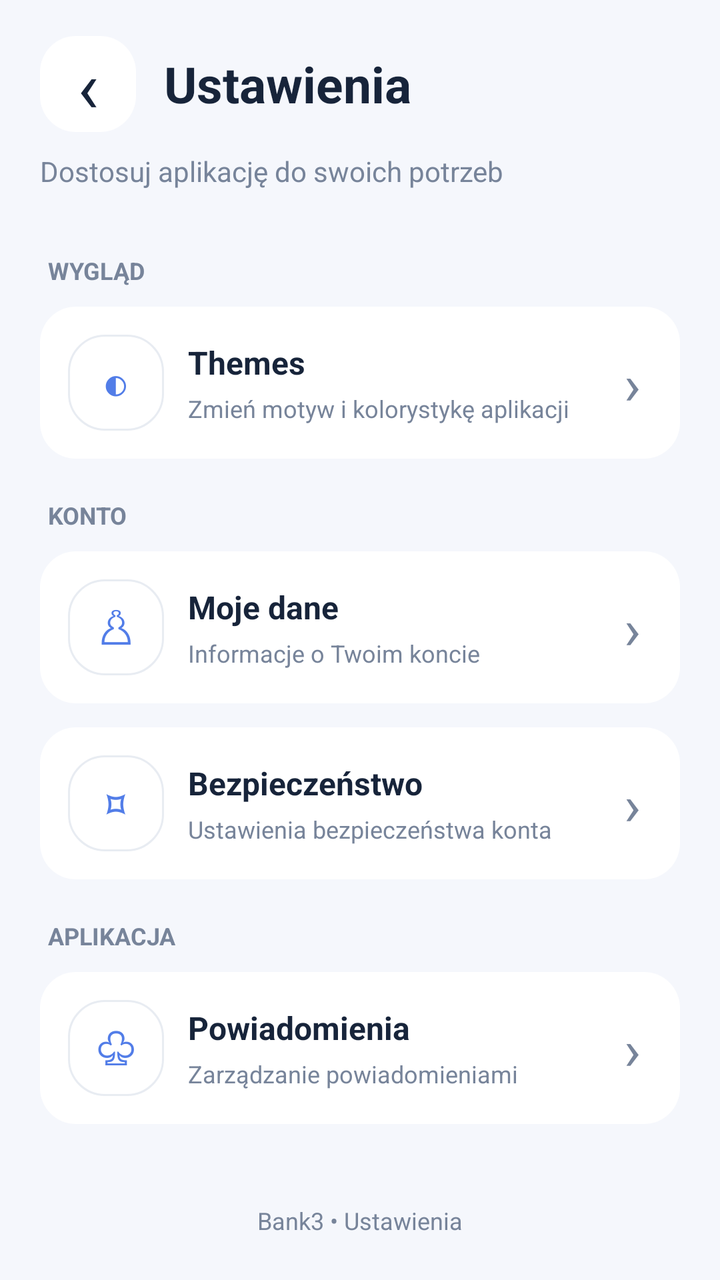
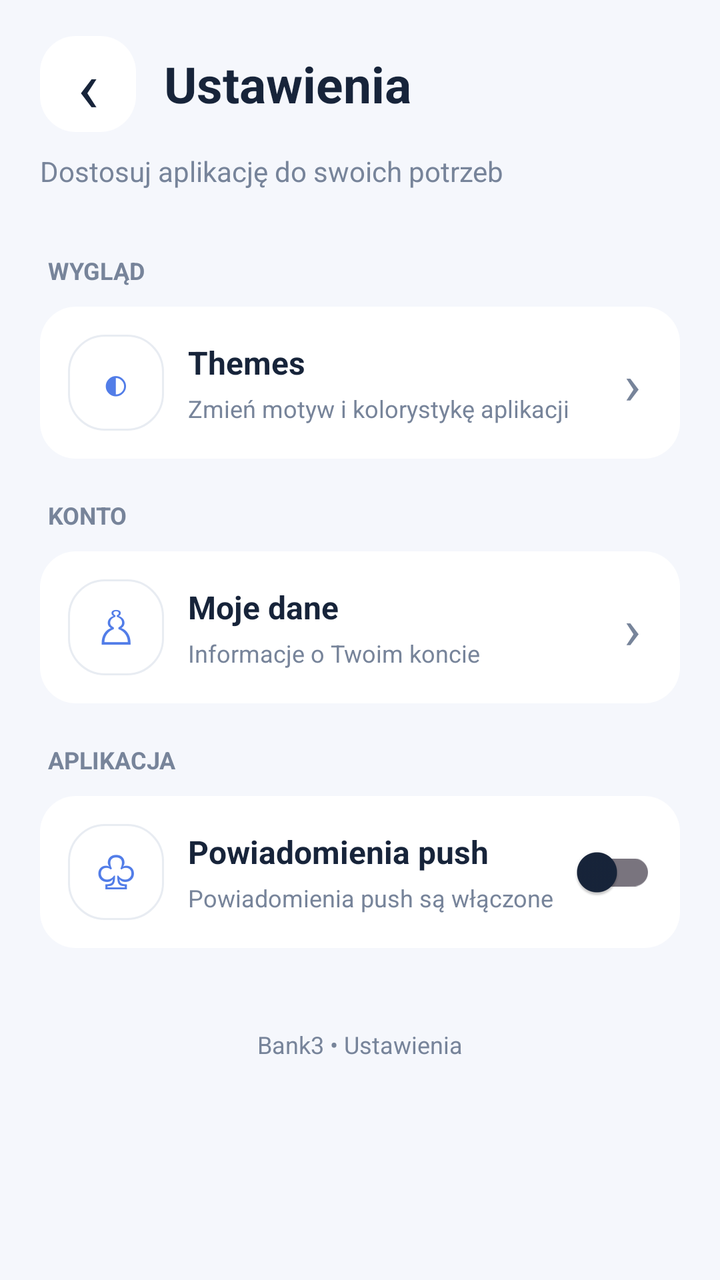

Screens rendered from an Android XML layout before and after an edit, with the pre-edit source and the edit as a unified diff.
<!-- AndroidManifest.xml: application theme Theme.Bank3 -->
<!-- res/layout/activity_settings.xml -->
<?xml version="1.0" encoding="utf-8"?>
<ScrollView xmlns:android="http://schemas.android.com/apk/res/android"
    android:id="@+id/settingsScroll"
    android:layout_width="match_parent"
    android:layout_height="match_parent"
    android:background="@color/theme_background"
    android:clipToPadding="false"
    android:fillViewport="true"
    android:paddingStart="20dp"
    android:paddingTop="18dp"
    android:paddingEnd="20dp"
    android:paddingBottom="20dp"
    android:scrollbars="none">

    <LinearLayout
        android:id="@+id/settingsRoot"
        android:layout_width="match_parent"
        android:layout_height="wrap_content"
        android:orientation="vertical">

        <LinearLayout
            android:layout_width="match_parent"
            android:layout_height="wrap_content"
            android:gravity="center_vertical"
            android:orientation="horizontal">

            <TextView
                android:id="@+id/btnBackSettings"
                android:layout_width="48dp"
                android:layout_height="48dp"
                android:background="@drawable/bg_nav_inactive"
                android:contentDescription="Wróć"
                android:gravity="center"
                android:text="‹"
                android:textColor="@color/theme_text"
                android:textSize="36sp" />

            <TextView
                android:id="@+id/txtSettingsTitle"
                android:layout_width="0dp"
                android:layout_height="wrap_content"
                android:layout_marginStart="14dp"
                android:layout_weight="1"
                android:text="Ustawienia"
                android:textColor="@color/theme_text"
                android:textSize="25sp"
                android:textStyle="bold" />
        </LinearLayout>

        <TextView
            android:id="@+id/txtSettingsSubtitle"
            android:layout_width="match_parent"
            android:layout_height="wrap_content"
            android:paddingTop="10dp"
            android:paddingBottom="24dp"
            android:text="Dostosuj aplikację do swoich potrzeb"
            android:textColor="@color/theme_text_secondary"
            android:textSize="14sp" />

        <TextView
            android:id="@+id/sectionAppearance"
            android:layout_width="match_parent"
            android:layout_height="wrap_content"
            android:paddingStart="4dp"
            android:paddingTop="8dp"
            android:paddingBottom="10dp"
            android:text="WYGLĄD"
            android:textColor="@color/theme_text_secondary"
            android:textSize="12sp"
            android:textStyle="bold" />

        <LinearLayout
            android:id="@+id/settingThemes"
            android:layout_width="match_parent"
            android:layout_height="wrap_content"
            android:layout_marginBottom="12dp"
            android:background="@drawable/bg_nav_inactive"
            android:clickable="true"
            android:focusable="true"
            android:gravity="center_vertical"
            android:orientation="horizontal"
            android:paddingStart="14dp"
            android:paddingTop="14dp"
            android:paddingEnd="12dp"
            android:paddingBottom="14dp">

            <TextView
                android:id="@+id/iconThemes"
                android:layout_width="48dp"
                android:layout_height="48dp"
                android:background="@drawable/bg_quick_action"
                android:gravity="center"
                android:text="◐"
                android:textColor="@color/theme_accent"
                android:textSize="23sp" />

            <LinearLayout
                android:layout_width="0dp"
                android:layout_height="wrap_content"
                android:layout_marginStart="12dp"
                android:layout_weight="1"
                android:orientation="vertical">

                <TextView
                    android:id="@+id/titleThemes"
                    android:layout_width="match_parent"
                    android:layout_height="wrap_content"
                    android:text="Themes"
                    android:textColor="@color/theme_text"
                    android:textSize="16sp"
                    android:textStyle="bold" />

                <TextView
                    android:id="@+id/descriptionThemes"
                    android:layout_width="match_parent"
                    android:layout_height="wrap_content"
                    android:paddingTop="4dp"
                    android:text="Zmień motyw i kolorystykę aplikacji"
                    android:textColor="@color/theme_text_secondary"
                    android:textSize="12sp" />
            </LinearLayout>

            <TextView
                android:layout_width="24dp"
                android:layout_height="wrap_content"
                android:gravity="center"
                android:text="›"
                android:textColor="@color/theme_text_secondary"
                android:textSize="28sp" />
        </LinearLayout>

        <TextView
            android:id="@+id/sectionAccount"
            android:layout_width="match_parent"
            android:layout_height="wrap_content"
            android:paddingStart="4dp"
            android:paddingTop="8dp"
            android:paddingBottom="10dp"
            android:text="KONTO"
            android:textColor="@color/theme_text_secondary"
            android:textSize="12sp"
            android:textStyle="bold" />

        <LinearLayout
            android:id="@+id/settingProfile"
            android:layout_width="match_parent"
            android:layout_height="wrap_content"
            android:layout_marginBottom="12dp"
            android:background="@drawable/bg_nav_inactive"
            android:clickable="true"
            android:focusable="true"
            android:gravity="center_vertical"
            android:orientation="horizontal"
            android:paddingStart="14dp"
            android:paddingTop="14dp"
            android:paddingEnd="12dp"
            android:paddingBottom="14dp">

            <TextView
                android:id="@+id/iconProfile"
                android:layout_width="48dp"
                android:layout_height="48dp"
                android:background="@drawable/bg_quick_action"
                android:gravity="center"
                android:text="♙"
                android:textColor="@color/theme_accent"
                android:textSize="23sp" />

            <LinearLayout
                android:layout_width="0dp"
                android:layout_height="wrap_content"
                android:layout_marginStart="12dp"
                android:layout_weight="1"
                android:orientation="vertical">

                <TextView
                    android:id="@+id/titleProfile"
                    android:layout_width="match_parent"
                    android:layout_height="wrap_content"
                    android:text="Moje dane"
                    android:textColor="@color/theme_text"
                    android:textSize="16sp"
                    android:textStyle="bold" />

                <TextView
                    android:id="@+id/descriptionProfile"
                    android:layout_width="match_parent"
                    android:layout_height="wrap_content"
                    android:paddingTop="4dp"
                    android:text="Informacje o Twoim koncie"
                    android:textColor="@color/theme_text_secondary"
                    android:textSize="12sp" />
            </LinearLayout>

            <TextView
                android:layout_width="24dp"
                android:layout_height="wrap_content"
                android:gravity="center"
                android:text="›"
                android:textColor="@color/theme_text_secondary"
                android:textSize="28sp" />
        </LinearLayout>

        <LinearLayout
            android:id="@+id/settingSecurity"
            android:layout_width="match_parent"
            android:layout_height="wrap_content"
            android:layout_marginBottom="12dp"
            android:background="@drawable/bg_nav_inactive"
            android:clickable="true"
            android:focusable="true"
            android:gravity="center_vertical"
            android:orientation="horizontal"
            android:paddingStart="14dp"
            android:paddingTop="14dp"
            android:paddingEnd="12dp"
            android:paddingBottom="14dp">

            <TextView
                android:id="@+id/iconSecurity"
                android:layout_width="48dp"
                android:layout_height="48dp"
                android:background="@drawable/bg_quick_action"
                android:gravity="center"
                android:text="⌑"
                android:textColor="@color/theme_accent"
                android:textSize="23sp" />

            <LinearLayout
                android:layout_width="0dp"
                android:layout_height="wrap_content"
                android:layout_marginStart="12dp"
                android:layout_weight="1"
                android:orientation="vertical">

                <TextView
                    android:id="@+id/titleSecurity"
                    android:layout_width="match_parent"
                    android:layout_height="wrap_content"
                    android:text="Bezpieczeństwo"
                    android:textColor="@color/theme_text"
                    android:textSize="16sp"
                    android:textStyle="bold" />

                <TextView
                    android:id="@+id/descriptionSecurity"
                    android:layout_width="match_parent"
                    android:layout_height="wrap_content"
                    android:paddingTop="4dp"
                    android:text="Ustawienia bezpieczeństwa konta"
                    android:textColor="@color/theme_text_secondary"
                    android:textSize="12sp" />
            </LinearLayout>

            <TextView
                android:layout_width="24dp"
                android:layout_height="wrap_content"
                android:gravity="center"
                android:text="›"
                android:textColor="@color/theme_text_secondary"
                android:textSize="28sp" />
        </LinearLayout>

        <TextView
            android:id="@+id/sectionApp"
            android:layout_width="match_parent"
            android:layout_height="wrap_content"
            android:paddingStart="4dp"
            android:paddingTop="8dp"
            android:paddingBottom="10dp"
            android:text="APLIKACJA"
            android:textColor="@color/theme_text_secondary"
            android:textSize="12sp"
            android:textStyle="bold" />

        <LinearLayout
            android:id="@+id/settingNotifications"
            android:layout_width="match_parent"
            android:layout_height="wrap_content"
            android:layout_marginBottom="12dp"
            android:background="@drawable/bg_nav_inactive"
            android:clickable="true"
            android:focusable="true"
            android:gravity="center_vertical"
            android:orientation="horizontal"
            android:paddingStart="14dp"
            android:paddingTop="14dp"
            android:paddingEnd="12dp"
            android:paddingBottom="14dp">

            <TextView
                android:id="@+id/iconNotifications"
                android:layout_width="48dp"
                android:layout_height="48dp"
                android:background="@drawable/bg_quick_action"
                android:gravity="center"
                android:text="♧"
                android:textColor="@color/theme_accent"
                android:textSize="23sp" />

            <LinearLayout
                android:layout_width="0dp"
                android:layout_height="wrap_content"
                android:layout_marginStart="12dp"
                android:layout_weight="1"
                android:orientation="vertical">

                <TextView
                    android:id="@+id/titleNotifications"
                    android:layout_width="match_parent"
                    android:layout_height="wrap_content"
                    android:text="Powiadomienia"
                    android:textColor="@color/theme_text"
                    android:textSize="16sp"
                    android:textStyle="bold" />

                <TextView
                    android:id="@+id/descriptionNotifications"
                    android:layout_width="match_parent"
                    android:layout_height="wrap_content"
                    android:paddingTop="4dp"
                    android:text="Zarządzanie powiadomieniami"
                    android:textColor="@color/theme_text_secondary"
                    android:textSize="12sp" />
            </LinearLayout>

            <TextView
                android:layout_width="24dp"
                android:layout_height="wrap_content"
                android:gravity="center"
                android:text="›"
                android:textColor="@color/theme_text_secondary"
                android:textSize="28sp" />
        </LinearLayout>

        <TextView
            android:id="@+id/txtSettingsVersion"
            android:layout_width="match_parent"
            android:layout_height="wrap_content"
            android:gravity="center"
            android:paddingTop="28dp"
            android:paddingBottom="8dp"
            android:text="Bank3 • Ustawienia"
            android:textColor="@color/theme_text_secondary"
            android:textSize="12sp" />

    </LinearLayout>
</ScrollView>
<!-- resources referenced by this layout -->
<resources>
  <color name="theme_accent">#527DE8</color>
  <color name="theme_background">#F5F7FC</color>
  <color name="theme_text">#17243A</color>
  <color name="theme_text_secondary">#77849A</color>
  <!-- drawable bg_nav_inactive (drawable) -->
  <?xml version="1.0" encoding="utf-8"?>
  <shape xmlns:android="http://schemas.android.com/apk/res/android">
  
      <corners android:radius="18dp" />
  
      <solid android:color="@color/theme_surface" />
  
  </shape>
  <!-- drawable bg_quick_action (drawable) -->
  <?xml version="1.0" encoding="utf-8"?>
  <shape xmlns:android="http://schemas.android.com/apk/res/android">
  
      <corners android:radius="18dp" />
  
      <solid android:color="@color/theme_surface" />
  
      <stroke
          android:width="1dp"
          android:color="@color/theme_divider" />
  
  </shape>
  <style name="Theme.Bank3" parent="Base.Theme.Bank3" />
  <color name="theme_surface">#FFFFFF</color>
  <color name="theme_divider">#E8ECF2</color>
  <style name="Base.Theme.Bank3" parent="Theme.Material3.Light.NoActionBar">
  
          <item name="colorPrimary">@color/theme_primary</item>
          <item name="colorOnPrimary">@color/theme_on_primary</item>
  
          <item name="colorSecondary">@color/theme_accent</item>
          <item name="colorOnSecondary">@color/theme_on_primary</item>
  
          <item name="android:colorBackground">@color/theme_background</item>
          <item name="colorSurface">@color/theme_surface</item>
          <item name="colorOnSurface">@color/theme_text</item>
  
          <item name="android:statusBarColor">@color/theme_background</item>
          <item name="android:navigationBarColor">@color/theme_background</item>
  
          <item name="android:windowLightStatusBar">true</item>
          <item name="android:windowLightNavigationBar">true</item>
      </style>
  <color name="theme_primary">#2457C5</color>
  <color name="theme_on_primary">#FFFFFF</color>
</resources>

<!-- the commit's change to res/layout/activity_settings.xml (unified diff, before → after) -->
@@ -201,8 +201,22 @@
                 android:textSize="28sp" />
         </LinearLayout>
 
-        <LinearLayout
-            android:id="@+id/settingSecurity"
+
+
+        <TextView
+            android:id="@+id/sectionApp"
+            android:layout_width="match_parent"
+            android:layout_height="wrap_content"
+            android:paddingStart="4dp"
+            android:paddingTop="8dp"
+            android:paddingBottom="10dp"
+            android:text="APLIKACJA"
+            android:textColor="@color/theme_text_secondary"
+            android:textSize="12sp"
+            android:textStyle="bold" />
+
+        <LinearLayout
+            android:id="@+id/settingNotifications"
             android:layout_width="match_parent"
             android:layout_height="wrap_content"
             android:layout_marginBottom="12dp"
@@ -217,12 +231,12 @@
             android:paddingBottom="14dp">
 
             <TextView
-                android:id="@+id/iconSecurity"
+                android:id="@+id/iconNotifications"
                 android:layout_width="48dp"
                 android:layout_height="48dp"
                 android:background="@drawable/bg_quick_action"
                 android:gravity="center"
-                android:text="⌑"
+                android:text="♧"
                 android:textColor="@color/theme_accent"
                 android:textSize="23sp" />
 
@@ -234,103 +248,30 @@
                 android:orientation="vertical">
 
                 <TextView
-                    android:id="@+id/titleSecurity"
-                    android:layout_width="match_parent"
-                    android:layout_height="wrap_content"
-                    android:text="Bezpieczeństwo"
+                    android:id="@+id/titleNotifications"
+                    android:layout_width="match_parent"
+                    android:layout_height="wrap_content"
+                    android:text="Powiadomienia push"
                     android:textColor="@color/theme_text"
                     android:textSize="16sp"
                     android:textStyle="bold" />
 
                 <TextView
-                    android:id="@+id/descriptionSecurity"
+                    android:id="@+id/descriptionNotifications"
                     android:layout_width="match_parent"
                     android:layout_height="wrap_content"
                     android:paddingTop="4dp"
-                    android:text="Ustawienia bezpieczeństwa konta"
+                    android:text="Powiadomienia push są włączone"
                     android:textColor="@color/theme_text_secondary"
                     android:textSize="12sp" />
             </LinearLayout>
 
-            <TextView
-                android:layout_width="24dp"
-                android:layout_height="wrap_content"
-                android:gravity="center"
-                android:text="›"
-                android:textColor="@color/theme_text_secondary"
-                android:textSize="28sp" />
-        </LinearLayout>
-
-        <TextView
-            android:id="@+id/sectionApp"
-            android:layout_width="match_parent"
-            android:layout_height="wrap_content"
-            android:paddingStart="4dp"
-            android:paddingTop="8dp"
-            android:paddingBottom="10dp"
-            android:text="APLIKACJA"
-            android:textColor="@color/theme_text_secondary"
-            android:textSize="12sp"
-            android:textStyle="bold" />
-
-        <LinearLayout
-            android:id="@+id/settingNotifications"
-            android:layout_width="match_parent"
-            android:layout_height="wrap_content"
-            android:layout_marginBottom="12dp"
-            android:background="@drawable/bg_nav_inactive"
-            android:clickable="true"
-            android:focusable="true"
-            android:gravity="center_vertical"
-            android:orientation="horizontal"
-            android:paddingStart="14dp"
-            android:paddingTop="14dp"
-            android:paddingEnd="12dp"
-            android:paddingBottom="14dp">
-
-            <TextView
-                android:id="@+id/iconNotifications"
-                android:layout_width="48dp"
-                android:layout_height="48dp"
-                android:background="@drawable/bg_quick_action"
-                android:gravity="center"
-                android:text="♧"
-                android:textColor="@color/theme_accent"
-                android:textSize="23sp" />
-
-            <LinearLayout
-                android:layout_width="0dp"
-                android:layout_height="wrap_content"
-                android:layout_marginStart="12dp"
-                android:layout_weight="1"
-                android:orientation="vertical">
-
-                <TextView
-                    android:id="@+id/titleNotifications"
-                    android:layout_width="match_parent"
-                    android:layout_height="wrap_content"
-                    android:text="Powiadomienia"
-                    android:textColor="@color/theme_text"
-                    android:textSize="16sp"
-                    android:textStyle="bold" />
-
-                <TextView
-                    android:id="@+id/descriptionNotifications"
-                    android:layout_width="match_parent"
-                    android:layout_height="wrap_content"
-                    android:paddingTop="4dp"
-                    android:text="Zarządzanie powiadomieniami"
-                    android:textColor="@color/theme_text_secondary"
-                    android:textSize="12sp" />
-            </LinearLayout>
-
-            <TextView
-                android:layout_width="24dp"
-                android:layout_height="wrap_content"
-                android:gravity="center"
-                android:text="›"
-                android:textColor="@color/theme_text_secondary"
-                android:textSize="28sp" />
+            <androidx.appcompat.widget.SwitchCompat
+                android:id="@+id/switchNotifications"
+                android:layout_width="wrap_content"
+                android:layout_height="wrap_content"
+                android:clickable="false"
+                android:focusable="false" />
         </LinearLayout>
 
         <TextView
